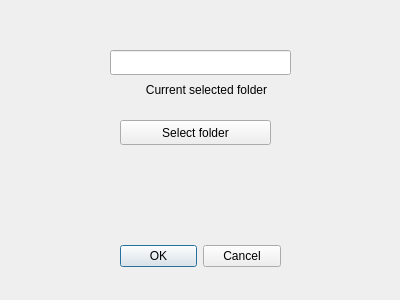
The window that ShidBooru/SelectFilesDialog.ui (lsalmon/ShidBooru) describes before a commit, drawn with Qt 5.
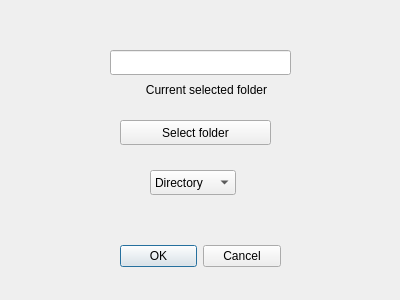
The same window after the commit.

Commit message: Add ability to add and init with either a single file or a directory

```diff
--- a/ShidBooru/SelectFilesDialog.ui
+++ b/ShidBooru/SelectFilesDialog.ui
@@ -68,6 +68,26 @@
     <set>Qt::AlignCenter</set>
    </property>
   </widget>
+  <widget class="QComboBox" name="comboBox">
+   <property name="geometry">
+    <rect>
+     <x>150</x>
+     <y>170</y>
+     <width>86</width>
+     <height>25</height>
+    </rect>
+   </property>
+   <item>
+    <property name="text">
+     <string>Directory</string>
+    </property>
+   </item>
+   <item>
+    <property name="text">
+     <string>File</string>
+    </property>
+   </item>
+  </widget>
  </widget>
  <resources/>
  <connections>
```
Left out of the diff: 2 changed lines with no effect on the pictures. The commit also changes 5 other files.
